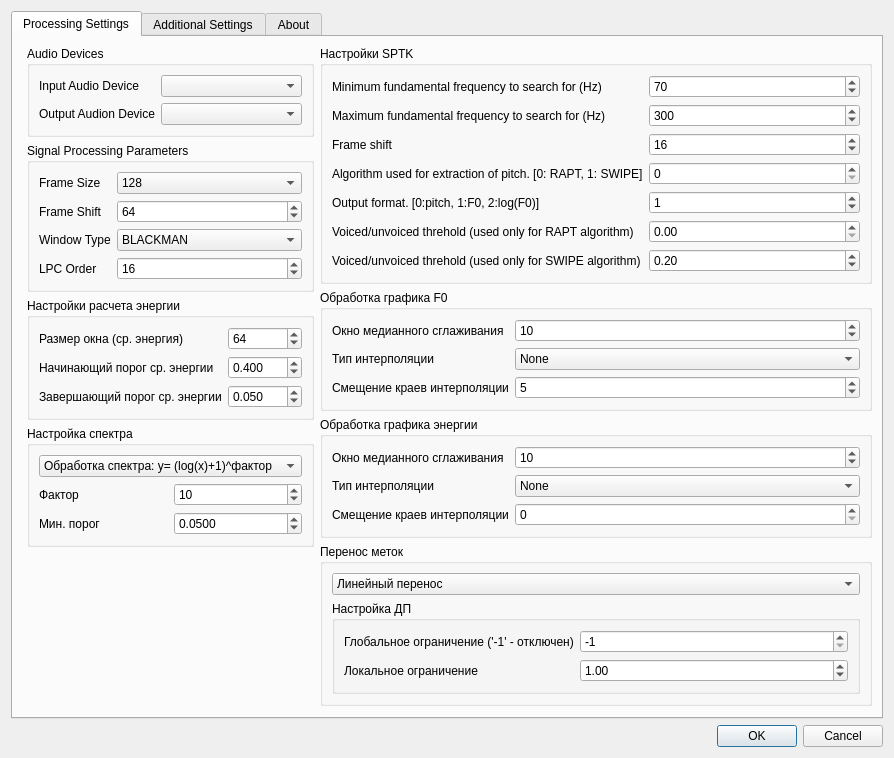
The window that settingsdialog.ui (zhitko/inton-trainer) describes before a commit, drawn with Qt 5.
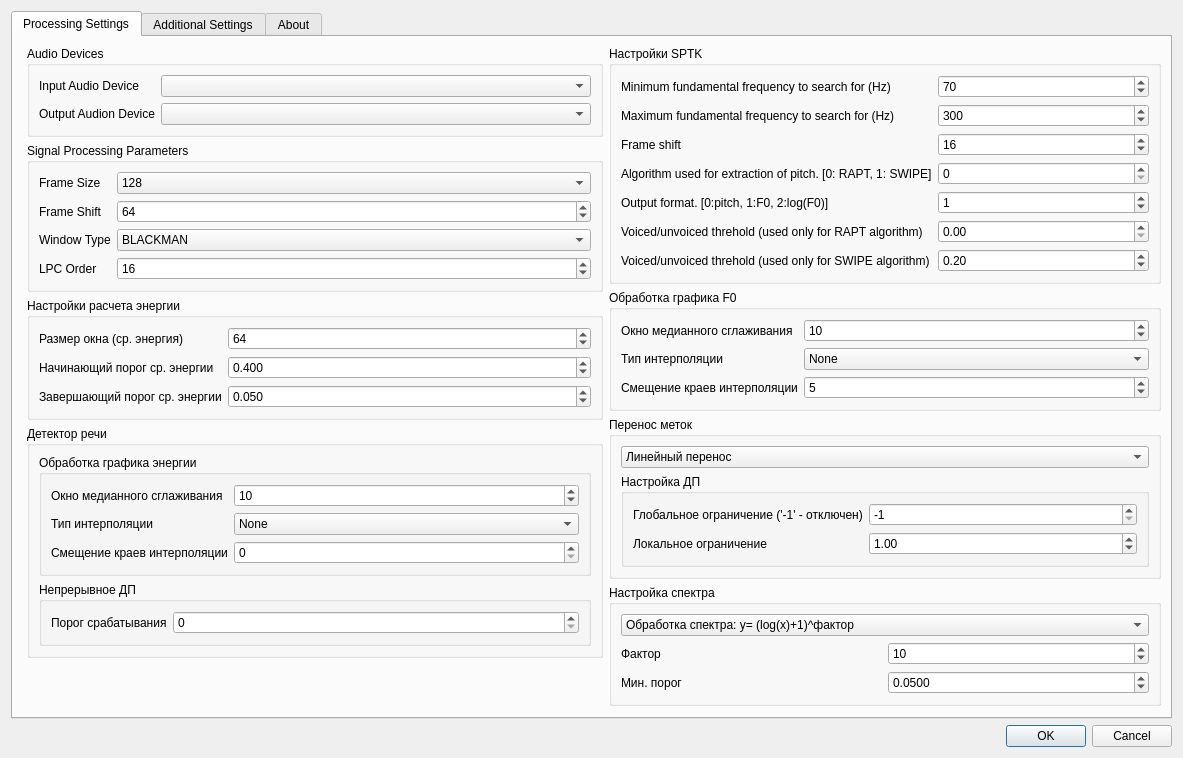
The same window after the commit. Icons and pictures are not drawn.

Commit message: add continius dp

The edit to the form file:
```diff
--- a/settingsdialog.ui
+++ b/settingsdialog.ui
@@ -319,57 +319,114 @@
           </widget>
          </item>
          <item>
-          <widget class="QGroupBox" name="groupBox_7">
+          <widget class="QGroupBox" name="groupBox_10">
            <property name="title">
-            <string>Настройка спектра</string>
+            <string>Детектор речи</string>
            </property>
-           <layout class="QGridLayout" name="gridLayout">
-            <item row="1" column="1">
-             <widget class="QSpinBox" name="specFactorSpin">
-              <property name="value">
-               <number>10</number>
+           <layout class="QVBoxLayout" name="verticalLayout_5">
+            <item>
+             <widget class="QGroupBox" name="groupBox_6">
+              <property name="title">
+               <string>Обработка графика энергии</string>
               </property>
+              <layout class="QFormLayout" name="formLayout_7">
+               <item row="0" column="0">
+                <widget class="QLabel" name="label_22">
+                 <property name="text">
+                  <string>Окно медианного сглаживания</string>
+                 </property>
+                </widget>
+               </item>
+               <item row="0" column="1">
+                <widget class="QSpinBox" name="plotMidFrameEnergySpin">
+                 <property name="minimum">
+                  <number>1</number>
+                 </property>
+                 <property name="value">
+                  <number>10</number>
+                 </property>
+                </widget>
+               </item>
+               <item row="1" column="0">
+                <widget class="QLabel" name="label_23">
+                 <property name="text">
+                  <string>Тип интерполяции</string>
+                 </property>
+                </widget>
+               </item>
+               <item row="1" column="1">
+                <widget class="QComboBox" name="plotInterpolationTypeEnergyBox">
+                 <item>
+                  <property name="text">
+                   <string>None</string>
+                  </property>
+                 </item>
+                 <item>
+                  <property name="text">
+                   <string>Linear interpolation</string>
+                  </property>
+                 </item>
+                 <item>
+                  <property name="text">
+                   <string>Cubic spline (тatural boundary conditions)</string>
+                  </property>
+                 </item>
+                 <item>
+                  <property name="text">
+                   <string>Cubic spline (periodic boundary conditions)</string>
+                  </property>
+                 </item>
+                 <item>
+                  <property name="text">
+                   <string>Non-rounded Akima spline (natural boundary conditions)</string>
+                  </property>
+                 </item>
+                 <item>
+                  <property name="text">
+                   <string>Non-rounded Akima spline (periodic boundary conditions)</string>
+                  </property>
+                 </item>
+                 <item>
+                  <property name="text">
+                   <string>Steffen’s method</string>
+                  </property>
+                 </item>
+                </widget>
+               </item>
+               <item row="2" column="0">
+                <widget class="QLabel" name="label_24">
+                 <property name="text">
+                  <string>Смещение краев интерполяции</string>
+                 </property>
+                </widget>
+               </item>
+               <item row="2" column="1">
+                <widget class="QSpinBox" name="plotInterpolationEdgesEnergySpin"/>
+               </item>
+              </layout>
              </widget>
             </item>
-            <item row="2" column="0">
-             <widget class="QLabel" name="label_27">
-              <property name="text">
-               <string>Мин. порог</string>
+            <item>
+             <widget class="QGroupBox" name="groupBox_11">
+              <property name="title">
+               <string>Непрерывное ДП</string>
               </property>
-             </widget>
-            </item>
-            <item row="2" column="1">
-             <widget class="QDoubleSpinBox" name="specMinSpin">
-              <property name="decimals">
-               <number>4</number>
-              </property>
-              <property name="maximum">
-               <double>1.000000000000000</double>
-              </property>
-              <property name="value">
-               <double>0.050000000000000</double>
-              </property>
-             </widget>
-            </item>
-            <item row="1" column="0">
-             <widget class="QLabel" name="label_25">
-              <property name="text">
-               <string>Фактор</string>
-              </property>
-             </widget>
-            </item>
-            <item row="0" column="0" colspan="2">
-             <widget class="QComboBox" name="specProcBox">
-              <item>
-               <property name="text">
-                <string>Обработка спектра: y= (log(x)+1)^фактор</string>
-               </property>
-              </item>
-              <item>
-               <property name="text">
-                <string>Обработка спектра: y = exp(x-1)^фактор</string>
-               </property>
-              </item>
+              <layout class="QFormLayout" name="formLayout_10">
+               <item row="0" column="0">
+                <widget class="QLabel" name="label_29">
+                 <property name="text">
+                  <string>Порог срабатывания</string>
+                 </property>
+                </widget>
+               </item>
+               <item row="0" column="1">
+                <widget class="QSpinBox" name="continiusDpLimit">
+                 <property name="maximum">
+                  <number>9999</number>
+                 </property>
+                </widget>
+               </item>
+              </layout>
              </widget>
             </item>
            </layout>
@@ -605,88 +662,6 @@
            </layout>
           </widget>
          </item>
-         <item>
-          <widget class="QGroupBox" name="groupBox_6">
-           <property name="title">
-            <string>Обработка графика энергии</string>
-           </property>
-           <layout class="QFormLayout" name="formLayout_7">
-            <item row="0" column="0">
-             <widget class="QLabel" name="label_22">
-              <property name="text">
-               <string>Окно медианного сглаживания</string>
-              </property>
-             </widget>
-            </item>
-            <item row="0" column="1">
-             <widget class="QSpinBox" name="plotMidFrameEnergySpin">
-              <property name="minimum">
-               <number>1</number>
-              </property>
-              <property name="value">
-               <number>10</number>
-              </property>
-             </widget>
-            </item>
-            <item row="1" column="0">
-             <widget class="QLabel" name="label_23">
-              <property name="text">
-               <string>Тип интерполяции</string>
-              </property>
-             </widget>
-            </item>
-            <item row="1" column="1">
-             <widget class="QComboBox" name="plotInterpolationTypeEnergyBox">
-              <item>
-               <property name="text">
-                <string>None</string>
-               </property>
-              </item>
-              <item>
-               <property name="text">
-                <string>Linear interpolation</string>
-               </property>
-              </item>
-              <item>
-               <property name="text">
-                <string>Cubic spline (тatural boundary conditions)</string>
-               </property>
-              </item>
-              <item>
-               <property name="text">
-                <string>Cubic spline (periodic boundary conditions)</string>
-               </property>
-              </item>
-              <item>
-               <property name="text">
-                <string>Non-rounded Akima spline (natural boundary conditions)</string>
-               </property>
-              </item>
-              <item>
-               <property name="text">
-                <string>Non-rounded Akima spline (periodic boundary conditions)</string>
-               </property>
-              </item>
-              <item>
-               <property name="text">
-                <string>Steffen’s method</string>
-               </property>
-              </item>
-             </widget>
-            </item>
-            <item row="2" column="0">
-             <widget class="QLabel" name="label_24">
-              <property name="text">
-               <string>Смещение краев интерполяции</string>
-              </property>
-             </widget>
-            </item>
-            <item row="2" column="1">
-             <widget class="QSpinBox" name="plotInterpolationEdgesEnergySpin"/>
-            </item>
-           </layout>
-          </widget>
-         </item>
          <item>
           <widget class="QGroupBox" name="groupBox_8">
            <property name="title">
@@ -759,6 +734,63 @@
            </layout>
           </widget>
          </item>
+         <item>
+          <widget class="QGroupBox" name="groupBox_7">
+           <property name="title">
+            <string>Настройка спектра</string>
+           </property>
+           <layout class="QGridLayout" name="gridLayout">
+            <item row="1" column="1">
+             <widget class="QSpinBox" name="specFactorSpin">
+              <property name="value">
+               <number>10</number>
+              </property>
+             </widget>
+            </item>
+            <item row="2" column="0">
+             <widget class="QLabel" name="label_27">
+              <property name="text">
+               <string>Мин. порог</string>
+              </property>
+             </widget>
+            </item>
+            <item row="2" column="1">
+             <widget class="QDoubleSpinBox" name="specMinSpin">
+              <property name="decimals">
+               <number>4</number>
+              </property>
+              <property name="maximum">
+               <double>1.000000000000000</double>
+              </property>
+              <property name="value">
+               <double>0.050000000000000</double>
+              </property>
+             </widget>
+            </item>
+            <item row="1" column="0">
+             <widget class="QLabel" name="label_25">
+              <property name="text">
+               <string>Фактор</string>
+              </property>
+             </widget>
+            </item>
+            <item row="0" column="0" colspan="2">
+             <widget class="QComboBox" name="specProcBox">
+              <item>
+               <property name="text">
+                <string>Обработка спектра: y= (log(x)+1)^фактор</string>
+               </property>
+              </item>
+              <item>
+               <property name="text">
+                <string>Обработка спектра: y = exp(x-1)^фактор</string>
+               </property>
+              </item>
+             </widget>
+            </item>
+           </layout>
+          </widget>
+         </item>
          <item>
           <spacer name="verticalSpacer_2">
            <property name="orientation">
```
The commit also changes 42 other files.
